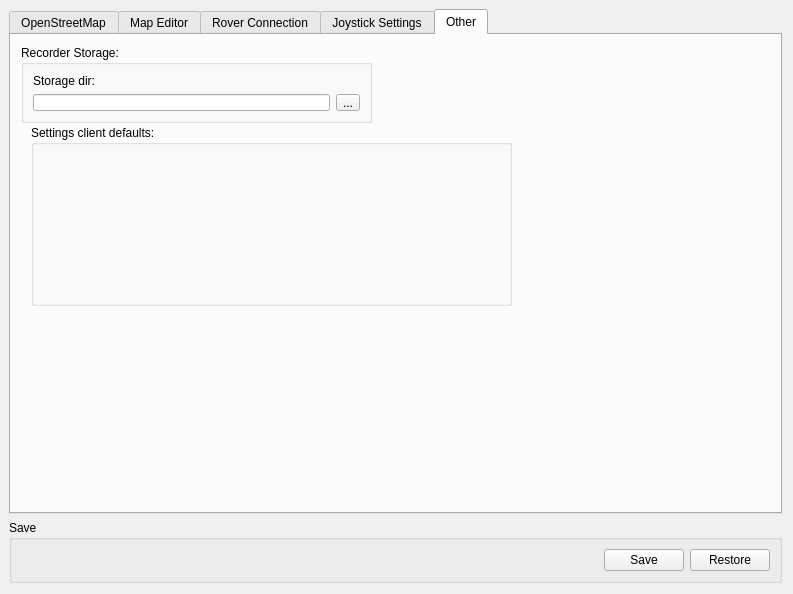
First picture: the form in software/DesktopClient/DesktopClient/Forms/SettingsForm.ui, repository ddomurad/mibot, before the edit.
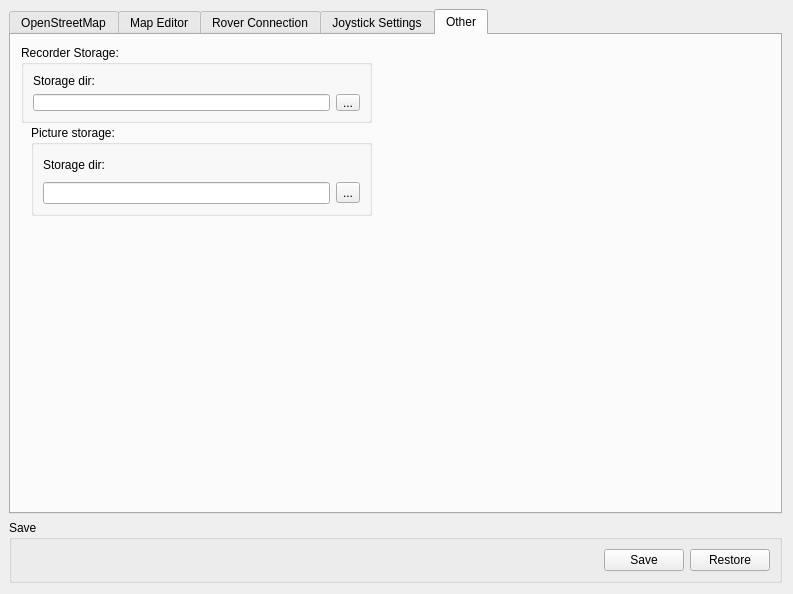
Second picture: the form after the edit. The open tabs and pages were chosen to show the change.

Patch:
```diff
--- a/software/DesktopClient/DesktopClient/Forms/SettingsForm.ui
+++ b/software/DesktopClient/DesktopClient/Forms/SettingsForm.ui
@@ -943,13 +943,32 @@
         <rect>
          <x>20</x>
          <y>90</y>
-         <width>481</width>
-         <height>181</height>
+         <width>341</width>
+         <height>91</height>
         </rect>
        </property>
        <property name="title">
-        <string>Settings client defaults:</string>
+        <string>Picture storage:</string>
        </property>
+       <layout class="QGridLayout" name="gridLayout_15">
+        <item row="0" column="0">
+         <widget class="QLabel" name="label_36">
+          <property name="text">
+           <string>Storage dir:</string>
+          </property>
+         </widget>
+        </item>
+        <item row="1" column="0">
+         <widget class="QLineEdit" name="lineEdit_picture_Storage_dir"/>
+        </item>
+        <item row="1" column="1">
+         <widget class="QToolButton" name="toolButton_get_picture_Storage_dir">
+          <property name="text">
+           <string>...</string>
+          </property>
+         </widget>
+        </item>
+       </layout>
       </widget>
      </widget>
     </widget>
```
Left out of the diff: 2 changed lines with no effect on the pictures.
